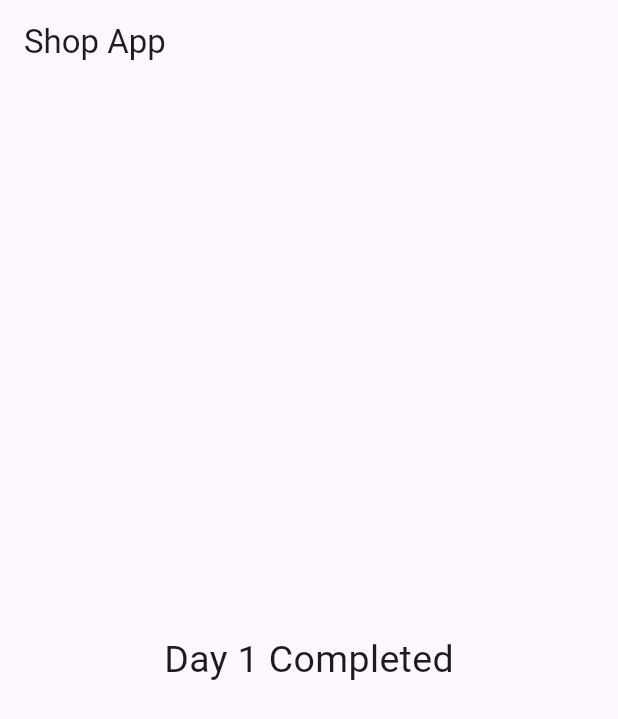
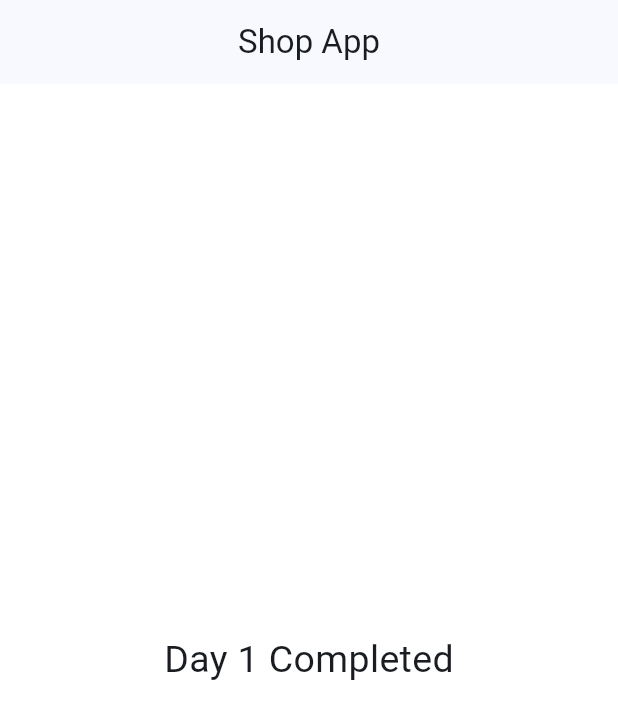
Before and after one commit to MuhammadTahir18/shop_app, a Flutter app: the screen it shows after launch, on a phone screen of 412 x 824 dp. Shown: the top 719 px of the screen. Run offline on Flutter 3.47's test engine with Material 3 defaults, Android fonts, the phone set to English and light mode, and no system bars; our stand-ins replace flutter_riverpod.

Commit message:
Day 2: Added app theme

```diff
--- /dev/null
+++ b/lib/core/theme/app_color.dart
@@ -0,0 +1,8 @@
+import 'package:flutter/material.dart';
+
+class AppColors {
+  static const primary = Colors.blue;
+  static const secondary = Colors.orange;
+  static const background = Colors.white;
+  static const text = Colors.black;
+}
--- /dev/null
+++ b/lib/core/theme/app_theme.dart
@@ -0,0 +1,15 @@
+import 'package:flutter/material.dart';
+
+import 'app_color.dart';
+
+class AppTheme {
+  static ThemeData lightTheme = ThemeData(
+    useMaterial3: true,
+    colorSchemeSeed: AppColors.primary,
+    scaffoldBackgroundColor: AppColors.background,
+    appBarTheme: const AppBarTheme(
+      centerTitle: true,
+      elevation: 0,
+    ),
+  );
+}
--- a/lib/main.dart
+++ b/lib/main.dart
@@ -1,5 +1,6 @@
 import 'package:flutter/material.dart';
 import 'package:flutter_riverpod/flutter_riverpod.dart';
+import 'package:shop_app/core/theme/app_theme.dart';
 
 void main() {
   runApp(
@@ -18,6 +19,7 @@ class MyApp extends StatelessWidget {
     return MaterialApp(
       debugShowCheckedModeBanner: false,
       title: "Shop App",
+      theme: AppTheme.lightTheme,
       home: Scaffold(
         appBar: AppBar(
           title: const Text("Shop App"),
```
